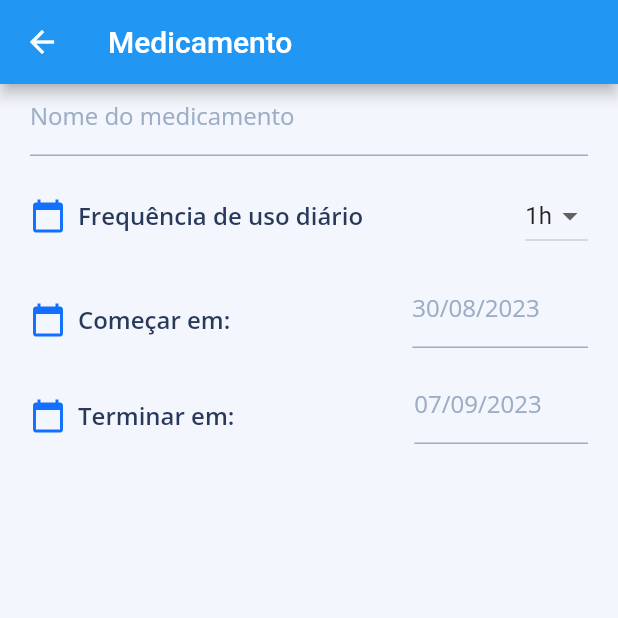
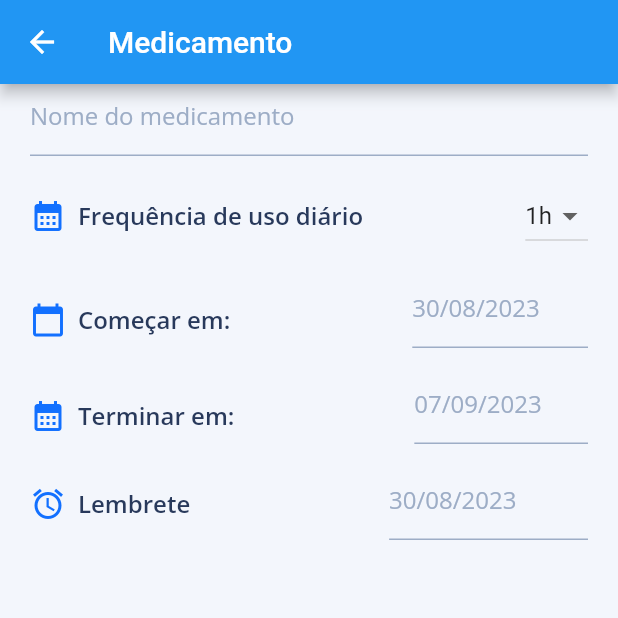
Before and after one commit to gustavool1/medicine_tracker, a Flutter app: the CreatePillPage screen opened directly, on a phone screen of 412 x 824 dp, the top half of it. Run offline on Flutter 3.47's test engine with Material 2 defaults, Android fonts, the phone set to English and light mode, and no system bars; our stand-ins replace bloc, flutter_bloc, google_fonts.

Commit message:
refactor: refactoring the creating pill page

```diff
--- a/lib/ui/create_pill/create_pill.dart
+++ b/lib/ui/create_pill/create_pill.dart
@@ -1,66 +1,10 @@
 import 'package:flutter/material.dart';
-import 'package:flutter_bloc/flutter_bloc.dart';
-import 'package:medicine_tracker/bloc/bloc.dart';
 import 'package:medicine_tracker/styles/styles.dart';
 
-import 'widgets/select_dates.dart';
+import 'widgets/widgets.dart';
 
 class CreatePillPage extends StatelessWidget {
   const CreatePillPage({super.key});
-
-  Widget get pillNameTextField => TextField(
-        decoration: InputDecoration(
-          hintText: 'Nome do medicamento',
-          contentPadding: const EdgeInsets.only(bottom: 5),
-          enabledBorder: const UnderlineInputBorder(
-            borderSide: BorderSide(color: ColorPackage.lightGray),
-          ),
-          focusedBorder: const UnderlineInputBorder(
-            borderSide: BorderSide(color: ColorPackage.lightGray),
-          ),
-          hintStyle: TextFonts.body1.copyWith(
-            color: ColorPackage.lightGray,
-          ),
-        ),
-        onChanged: (_) {},
-      );
-
-  get frequencyList => ['1h', '2h', '3h', '4h', '5h', '6h', '7h', '8h', '9h'];
-
-  Widget get frequency => Padding(
-        padding: const EdgeInsets.only(top: 16.0),
-        child: Row(
-          children: [
-            const Icon(
-              Icons.calendar_today,
-              color: ColorPackage.blue,
-            ),
-            Padding(
-              padding: const EdgeInsets.only(left: 8.0),
-              child: Text(
-                'Frequência de uso diário',
-                style: TextFonts.body1.copyWith(
-                  color: ColorPackage.darkBlue,
-                  fontWeight: FontWeight.w600,
-                ),
-              ),
-            ),
-            const Spacer(),
-            DropdownButton<String>(
-              items: frequencyList
-                  .map<DropdownMenuItem<String>>(
-                    (String value) => DropdownMenuItem<String>(
-                      value: value,
-                      child: Text(value),
-                    ),
-                  )
-                  .toList(),
-              onChanged: (value) => {},
-              value: '1h',
-            )
-          ],
-        ),
-      );
 
   @override
   Widget build(BuildContext context) {
@@ -70,10 +14,15 @@ class CreatePillPage extends StatelessWidget {
       ),
       body: Container(
         color: ColorPackage.defaultPrimary,
-        padding: const EdgeInsets.symmetric(horizontal: 20.0),
+        padding: const EdgeInsets.symmetric(horizontal: 20.0, vertical: 0),
         child: Column(
           crossAxisAlignment: CrossAxisAlignment.start,
-          children: [pillNameTextField, frequency, SelectDates()],
+          children: [
+            const RegisterPillName(),
+            const FrequencyPill(),
+            SelectDates(),
+            Reminder()
+          ],
         ),
       ),
     );
--- /dev/null
+++ b/lib/ui/create_pill/widgets/frequency.dart
@@ -0,0 +1,48 @@
+import 'package:flutter/material.dart';
+
+import '../../../styles/styles.dart';
+
+class FrequencyPill extends StatelessWidget {
+  const FrequencyPill({super.key});
+
+  get frequencyList => ['1h', '2h', '3h', '4h', '5h', '6h', '7h', '8h', '9h'];
+
+  @override
+  Widget build(BuildContext context) {
+    return Padding(
+      padding: const EdgeInsets.only(top: 16.0),
+      child: Row(
+        children: [
+          const Icon(
+            Icons.calendar_month_sharp,
+            color: ColorPackage.blue,
+          ),
+          Padding(
+            padding: const EdgeInsets.only(left: 8.0),
+            child: Text(
+              'Frequência de uso diário',
+              style: TextFonts.body1.copyWith(
+                color: ColorPackage.darkBlue,
+                fontWeight: FontWeight.w600,
+              ),
+            ),
+          ),
+          const Spacer(),
+          DropdownButton<String>(
+            items: frequencyList
+                .map<DropdownMenuItem<String>>(
+                  (String value) => DropdownMenuItem<String>(
+                    value: value,
+                    child: Text(value),
+                  ),
+                )
+                .toList(),
+            onChanged: (value) => {},
+            value: '1h',
+          )
+        ],
+      ),
+    );
+    ;
+  }
+}
--- /dev/null
+++ b/lib/ui/create_pill/widgets/register_pill_name.dart
@@ -0,0 +1,36 @@
+import 'package:flutter/material.dart';
+import 'package:flutter_bloc/flutter_bloc.dart';
+import 'package:medicine_tracker/bloc/bloc.dart';
+
+import '../../../styles/styles.dart';
+
+class RegisterPillName extends StatelessWidget {
+  const RegisterPillName({super.key});
+
+  @override
+  Widget build(BuildContext context) {
+    return BlocBuilder<CreatePillBloc, CreatePillState>(
+        builder: (context, state) {
+      void onChange(String name) {
+        context.read<CreatePillBloc>().add(CreatePillSetPillName(name));
+      }
+
+      return TextField(
+        decoration: InputDecoration(
+          hintText: 'Nome do medicamento',
+          contentPadding: const EdgeInsets.only(bottom: 5),
+          enabledBorder: const UnderlineInputBorder(
+            borderSide: BorderSide(color: ColorPackage.lightGray),
+          ),
+          focusedBorder: const UnderlineInputBorder(
+            borderSide: BorderSide(color: ColorPackage.lightGray),
+          ),
+          hintStyle: TextFonts.body1.copyWith(
+            color: ColorPackage.lightGray,
+          ),
+        ),
+        onChanged: onChange,
+      );
+    });
+  }
+}
--- /dev/null
+++ b/lib/ui/create_pill/widgets/reminder.dart
@@ -0,0 +1,60 @@
+import 'package:flutter/material.dart';
+
+import '../../../styles/styles.dart';
+
+class Reminder extends StatelessWidget {
+  Reminder({super.key});
+
+  final TextEditingController _timerTextEditingController =
+      TextEditingController();
+
+  @override
+  Widget build(BuildContext context) {
+    return Padding(
+      padding: const EdgeInsets.only(top: 16.0),
+      child: Row(
+        children: [
+          const Icon(
+            Icons.access_alarm,
+            color: ColorPackage.blue,
+          ),
+          Padding(
+            padding: const EdgeInsets.only(left: 8.0),
+            child: Text(
+              'Lembrete',
+              style: TextFonts.body1.copyWith(
+                color: ColorPackage.darkBlue,
+                fontWeight: FontWeight.w600,
+              ),
+            ),
+          ),
+          const Spacer(),
+          Expanded(
+            child: TextField(
+              controller: _timerTextEditingController,
+              decoration: InputDecoration(
+                hintText: '30/08/2023',
+                contentPadding: const EdgeInsets.only(bottom: 5),
+                enabledBorder: const UnderlineInputBorder(
+                  borderSide: BorderSide(color: ColorPackage.lightGray),
+                ),
+                focusedBorder: const UnderlineInputBorder(
+                  borderSide: BorderSide(color: ColorPackage.lightGray),
+                ),
+                hintStyle: TextFonts.body1.copyWith(
+                  color: ColorPackage.lightGray,
+                ),
+              ),
+              readOnly: true,
+              onTap: () async {
+                await showTimePicker(
+                        context: context, initialTime: TimeOfDay.now())
+                    .then((value) => print('AAAA : $value'));
+              },
+            ),
+          ),
+        ],
+      ),
+    );
+  }
+}
--- a/lib/ui/create_pill/widgets/select_dates.dart
+++ b/lib/ui/create_pill/widgets/select_dates.dart
@@ -1,5 +1,6 @@
 import 'package:flutter/material.dart';
 import 'package:flutter_bloc/flutter_bloc.dart';
+import 'package:medicine_tracker/helpers/extensions.dart';
 
 import '../../../bloc/bloc.dart';
 import '../../../styles/styles.dart';
@@ -66,9 +67,10 @@ class SelectDates extends StatelessWidget {
                         ),
                       ),
                     ).then((value) {
+                      if (value == null) return;
                       onSelectStartDate(value);
                       _textEditingControllerStartDate.text =
-                          '${value.day}/${value.month}/${value.year}';
+                          startSelectedDate.dMY;
                     });
                   }),
             ),
@@ -87,7 +89,7 @@ class SelectDates extends StatelessWidget {
             const Padding(
               padding: EdgeInsets.only(top: 10.0),
               child: Icon(
-                Icons.calendar_today,
+                Icons.calendar_month_sharp,
                 color: ColorPackage.blue,
               ),
             ),
@@ -130,9 +132,9 @@ class SelectDates extends StatelessWidget {
                         ),
                       ),
                     ).then((value) {
+                      if (value == null) return;
                       onSelectEndDate(value);
-                      _textEditingControllerEndDate.text =
-                          '${value.day}/${value.month}/${value.year}';
+                      _textEditingControllerEndDate.text = endSelectedDate.dMY;
                     });
                   }),
             ),
--- /dev/null
+++ b/lib/ui/create_pill/widgets/widgets.dart
@@ -0,0 +1,4 @@
+export 'reminder.dart';
+export 'select_dates.dart';
+export 'register_pill_name.dart';
+export 'frequency.dart';
```
